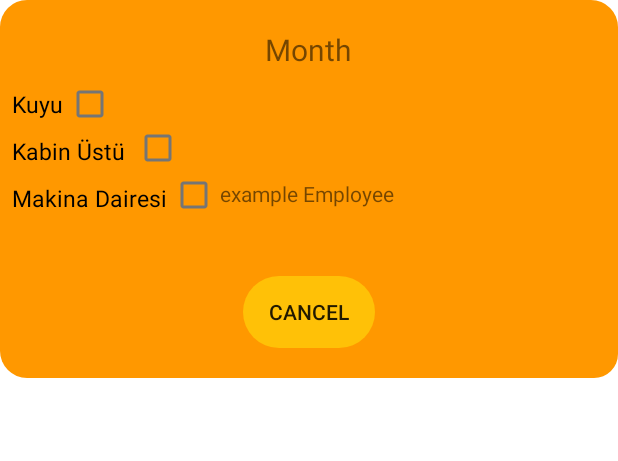
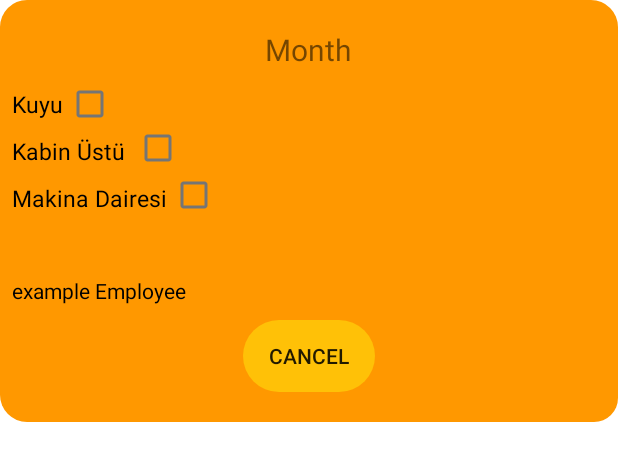
Before and after one commit to grs21/Supervisor, an Android app: the layout alert_dialog_detail.xml on its own in the app's theme, with its tools: preview values and no code run, on a phone screen of 412 x 824 dp. Shown: the top 461 px of the screen. Run offline under Robolectric (Android 15) with nearby library versions, the phone set to English and light mode, and no system bars.

```diff
--- a/app/src/main/res/layout/alert_dialog_detail.xml
+++ b/app/src/main/res/layout/alert_dialog_detail.xml
@@ -5,15 +5,7 @@
     android:layout_height="wrap_content"
     android:background="@drawable/alert_dialog_background"
     >
-        <TextView
-            android:id="@+id/textViewDetailDialogEmployee"
-            android:layout_width="wrap_content"
-            android:layout_height="wrap_content"
-            android:layout_below="@+id/textViewDetailDialogElevatorUp"
-            android:layout_toEndOf="@+id/checkboxDetailDialogElevatorMachine"
-            android:text="example Employee"
-            android:layout_marginTop="8dp"
-            />
+
         <TextView
             android:id="@+id/textViewDetailDialogDate"
             android:layout_width="wrap_content"
@@ -105,6 +97,16 @@
             android:textColor="@color/black"
 
             />
+        <TextView
+            android:id="@+id/textViewDetailDialogEmployee"
+            android:layout_width="wrap_content"
+            android:layout_height="wrap_content"
+            android:layout_below="@+id/textViewDetailDialogCost"
+            android:text="example Employee"
+            android:textColor="@color/black"
+            android:layout_marginStart="8dp"
+            android:layout_marginTop="10dp"
+            />
        <androidx.appcompat.widget.AppCompatButton
            android:id="@+id/buttonDetailDialogCancel"
            android:layout_width="wrap_content"
@@ -112,7 +114,7 @@
            android:background="@drawable/button_background"
            android:text="cancel"
            android:layout_marginTop="10dp"
-           android:layout_below="@+id/textViewDetailDialogCost"
+           android:layout_below="@+id/textViewDetailDialogEmployee"
            android:layout_marginBottom="20dp"
            android:layout_centerHorizontal="true"
            />
--- a/app/src/main/res/layout/alert_dialog_enter_mail.xml
+++ b/app/src/main/res/layout/alert_dialog_enter_mail.xml
@@ -19,8 +19,8 @@
         android:layout_width="match_parent"
         android:layout_height="wrap_content"
         android:hint="Mail Adresi"
-        android:textSize="22sp"
-        android:paddingStart="5dp"
+        android:textSize="27sp"
+        android:paddingStart="8dp"
         android:background="@drawable/text_background"
         android:layout_marginTop="15dp"
         />
--- a/app/src/main/res/layout/fragment_admin_add.xml
+++ b/app/src/main/res/layout/fragment_admin_add.xml
@@ -39,7 +39,7 @@
                 android:layout_marginStart="33dp"
                 android:layout_marginEnd="33dp"
                 android:layout_marginTop="10dp"
-                android:padding="4dp"
+                android:padding="5dp"
                 android:layout_below="@+id/editTextBuildName"
                 android:backgroundTint="@color/lightOrange"
                 android:gravity="top"
```
Also changed, not shown: app/src/main/java/com/grs21/supervisor/AdminBuildDetailActivity.java (+14 -14 lines), app/src/main/java/com/grs21/supervisor/activity/ServiceActivity.java (+4 -3 lines).
